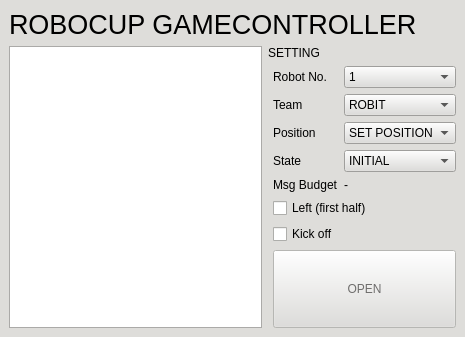
Above: colcon_ws/src/gamecontroller/ui/mainwindow.ui from cys0329-dvlp/21th_robit_intern_middle_project before the change. Below: the same form after it.
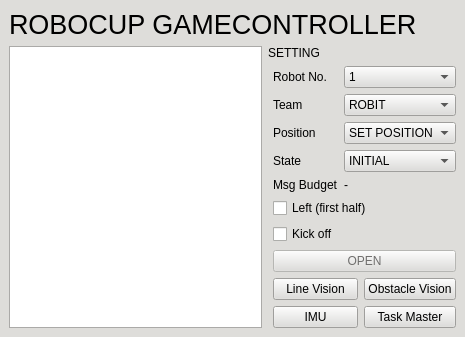
That is the form after the change. Icons and pictures are not drawn.

The edit to the form file:
```diff
--- a/colcon_ws/src/gamecontroller/ui/mainwindow.ui
+++ b/colcon_ws/src/gamecontroller/ui/mainwindow.ui
@@ -700,6 +700,50 @@
               </property>
              </widget>
             </item>
+            <item>
+             <layout class="QGridLayout" name="gridLayout_launch">
+              <item row="0" column="0">
+               <widget class="QPushButton" name="btn_line_vision">
+                <property name="text">
+                 <string>Line Vision</string>
+                </property>
+                <property name="checkable">
+                 <bool>true</bool>
+                </property>
+               </widget>
+              </item>
+              <item row="0" column="1">
+               <widget class="QPushButton" name="btn_obstacle_vision">
+                <property name="text">
+                 <string>Obstacle Vision</string>
+                </property>
+                <property name="checkable">
+                 <bool>true</bool>
+                </property>
+               </widget>
+              </item>
+              <item row="1" column="0">
+               <widget class="QPushButton" name="btn_imu">
+                <property name="text">
+                 <string>IMU</string>
+                </property>
+                <property name="checkable">
+                 <bool>true</bool>
+                </property>
+               </widget>
+              </item>
+              <item row="1" column="1">
+               <widget class="QPushButton" name="btn_task_master">
+                <property name="text">
+                 <string>Task Master</string>
+                </property>
+                <property name="checkable">
+                 <bool>true</bool>
+                </property>
+               </widget>
+              </item>
+             </layout>
+            </item>
            </layout>
           </item>
          </layout>
```
